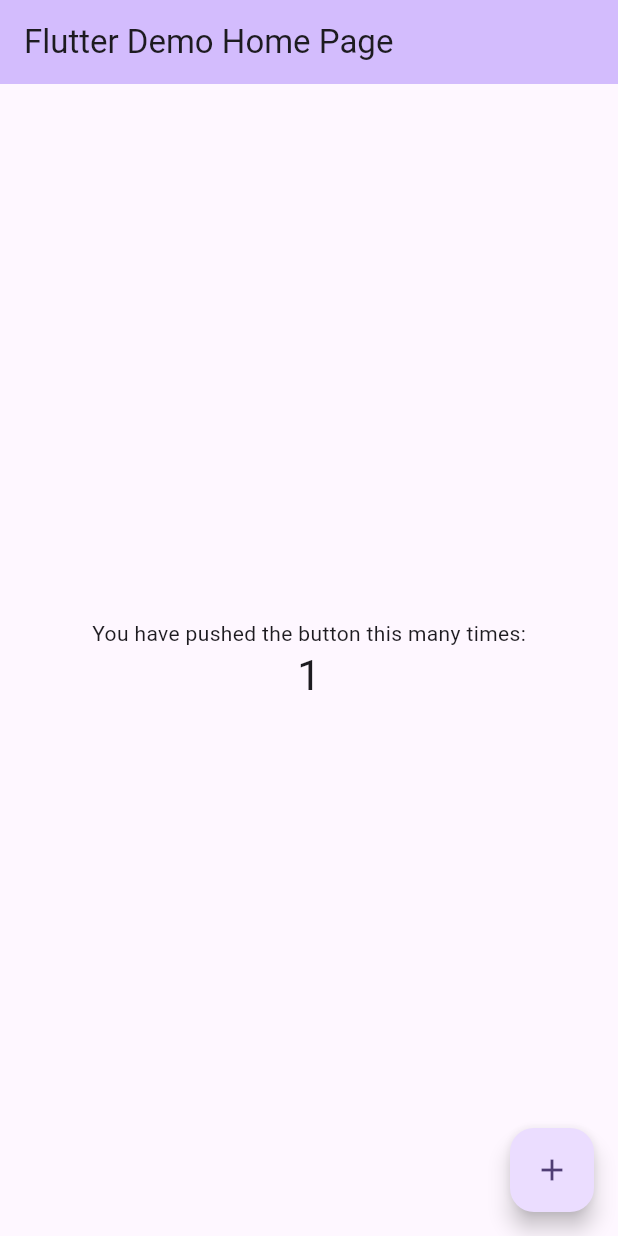
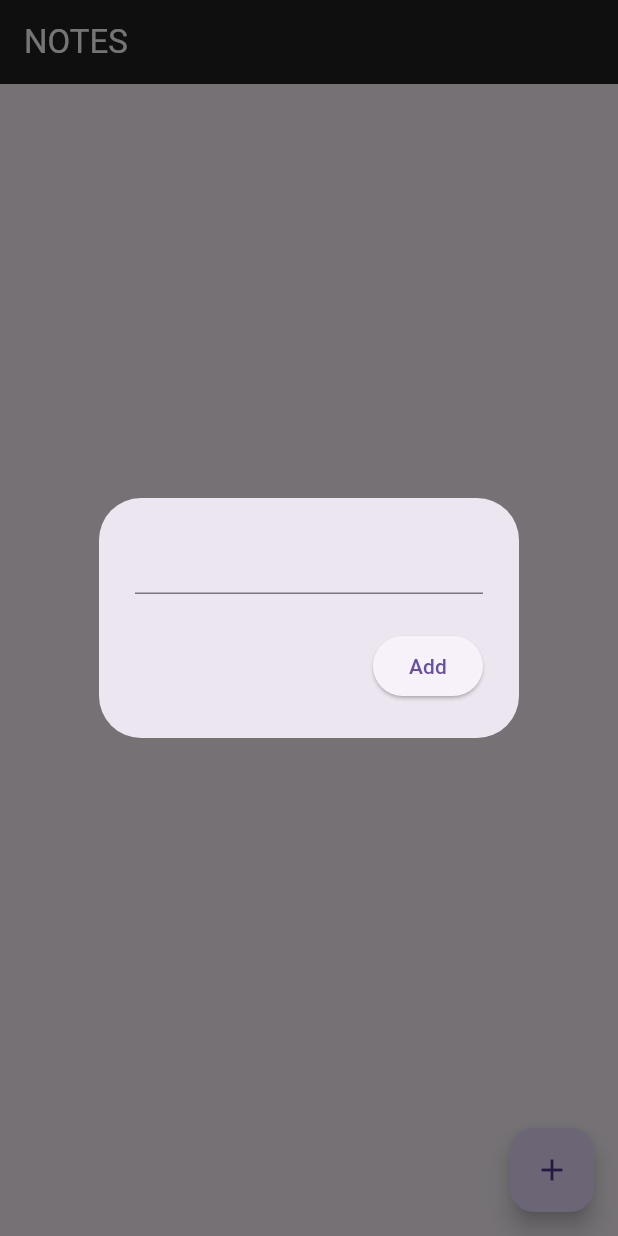
Before and after one commit to nuel232/Firebase-CRUD-App, a Flutter app: the screen it shows after launch, after a tap on the "add" icon, on a phone screen of 412 x 824 dp. Run offline on Flutter 3.47's test engine with Material 3 defaults, Android fonts, the phone set to English and light mode, and no system bars; our stand-ins replace cloud_firestore, firebase_core; accounts and stored records are empty.

Commit message:
Add Firebase integration with Firestore support and initial setup

```diff
--- a/lib/main.dart
+++ b/lib/main.dart
@@ -1,122 +1,18 @@
+import 'package:firebase_core/firebase_core.dart';
 import 'package:flutter/material.dart';
+import 'package:onlinedatabase/pages/home_page.dart';
 
-void main() {
+void main() async {
+  WidgetsFlutterBinding.ensureInitialized();
+  await Firebase.initializeApp();
   runApp(const MyApp());
 }
 
 class MyApp extends StatelessWidget {
   const MyApp({super.key});
 
-  // This widget is the root of your application.
   @override
   Widget build(BuildContext context) {
-    return MaterialApp(
-      title: 'Flutter Demo',
-      theme: ThemeData(
-        // This is the theme of your application.
-        //
-        // TRY THIS: Try running your application with "flutter run". You'll see
-        // the application has a purple toolbar. Then, without quitting the app,
-        // try changing the seedColor in the colorScheme below to Colors.green
-        // and then invoke "hot reload" (save your changes or press the "hot
-        // reload" button in a Flutter-supported IDE, or press "r" if you used
-        // the command line to start the app).
-        //
-        // Notice that the counter didn't reset back to zero; the application
-        // state is not lost during the reload. To reset the state, use hot
-        // restart instead.
-        //
-        // This works for code too, not just values: Most code changes can be
-        // tested with just a hot reload.
-        colorScheme: ColorScheme.fromSeed(seedColor: Colors.deepPurple),
-      ),
-      home: const MyHomePage(title: 'Flutter Demo Home Page'),
-    );
+    return MaterialApp(debugShowCheckedModeBanner: false, home: HomePage());
   }
 }
-
-class MyHomePage extends StatefulWidget {
-  const MyHomePage({super.key, required this.title});
-
-  // This widget is the home page of your application. It is stateful, meaning
-  // that it has a State object (defined below) that contains fields that affect
-  // how it looks.
-
-  // This class is the configuration for the state. It holds the values (in this
-  // case the title) provided by the parent (in this case the App widget) and
-  // used by the build method of the State. Fields in a Widget subclass are
-  // always marked "final".
-
-  final String title;
-
-  @override
-  State<MyHomePage> createState() => _MyHomePageState();
-}
-
-class _MyHomePageState extends State<MyHomePage> {
-  int _counter = 0;
-
-  void _incrementCounter() {
-    setState(() {
-      // This call to setState tells the Flutter framework that something has
-      // changed in this State, which causes it to rerun the build method below
-      // so that the display can reflect the updated values. If we changed
-      // _counter without calling setState(), then the build method would not be
-      // called again, and so nothing would appear to happen.
-      _counter++;
-    });
-  }
-
-  @override
-  Widget build(BuildContext context) {
-    // This method is rerun every time setState is called, for instance as done
-    // by the _incrementCounter method above.
-    //
-    // The Flutter framework has been optimized to make rerunning build methods
-    // fast, so that you can just rebuild anything that needs updating rather
-    // than having to individually change instances of widgets.
-    return Scaffold(
-      appBar: AppBar(
-        // TRY THIS: Try changing the color here to a specific color (to
-        // Colors.amber, perhaps?) and trigger a hot reload to see the AppBar
-        // change color while the other colors stay the same.
-        backgroundColor: Theme.of(context).colorScheme.inversePrimary,
-        // Here we take the value from the MyHomePage object that was created by
-        // the App.build method, and use it to set our appbar title.
-        title: Text(widget.title),
-      ),
-      body: Center(
-        // Center is a layout widget. It takes a single child and positions it
-        // in the middle of the parent.
-        child: Column(
-          // Column is also a layout widget. It takes a list of children and
-          // arranges them vertically. By default, it sizes itself to fit its
-          // children horizontally, and tries to be as tall as its parent.
-          //
-          // Column has various properties to control how it sizes itself and
-          // how it positions its children. Here we use mainAxisAlignment to
-          // center the children vertically; the main axis here is the vertical
-          // axis because Columns are vertical (the cross axis would be
-          // horizontal).
-          //
-          // TRY THIS: Invoke "debug painting" (choose the "Toggle Debug Paint"
-          // action in the IDE, or press "p" in the console), to see the
-          // wireframe for each widget.
-          mainAxisAlignment: MainAxisAlignment.center,
-          children: <Widget>[
-            const Text('You have pushed the button this many times:'),
-            Text(
-              '$_counter',
-              style: Theme.of(context).textTheme.headlineMedium,
-            ),
-          ],
-        ),
-      ),
-      floatingActionButton: FloatingActionButton(
-        onPressed: _incrementCounter,
-        tooltip: 'Increment',
-        child: const Icon(Icons.add),
-      ), // This trailing comma makes auto-formatting nicer for build methods.
-    );
-  }
-}
--- /dev/null
+++ b/lib/pages/home_page.dart
@@ -0,0 +1,57 @@
+import 'package:flutter/material.dart';
+import 'package:onlinedatabase/services/firestore.dart';
+
+class HomePage extends StatefulWidget {
+  const HomePage({super.key});
+
+  @override
+  State<HomePage> createState() => _HomePageState();
+}
+
+class _HomePageState extends State<HomePage> {
+  //get firestore service
+  final FirestoreService firestoreService = FirestoreService();
+  //text controller
+  final TextEditingController textController = TextEditingController();
+  //open a dialog box to add an note
+  void openNoteBox() {
+    showDialog(
+      context: context,
+      builder: (context) => AlertDialog(
+        //text user input
+        content: TextField(controller: textController),
+        actions: [
+          //button to save
+          ElevatedButton(
+            onPressed: () {
+              //add a new note
+              firestoreService.addNote(textController.text);
+
+              //clear the box
+              textController.clear();
+
+              //close the box
+              Navigator.pop(context);
+            },
+            child: Text('Add'),
+          ),
+        ],
+      ),
+    );
+  }
+
+  @override
+  Widget build(BuildContext context) {
+    return Scaffold(
+      appBar: AppBar(
+        backgroundColor: Colors.grey.shade900,
+        title: Text('NOTES', style: TextStyle(color: Colors.white)),
+      ),
+      floatingActionButton: FloatingActionButton(
+        onPressed: openNoteBox,
+        child: Icon(Icons.add),
+      ),
+      body: Column(children: []),
+    );
+  }
+}
--- /dev/null
+++ b/lib/services/firestore.dart
@@ -0,0 +1,20 @@
+import 'package:cloud_firestore/cloud_firestore.dart';
+
+class FirestoreService {
+  //get collaection of notes
+  final CollectionReference notes = FirebaseFirestore.instance.collection(
+    'notes',
+  );
+
+  //CREATE: add a new note
+  Future<void> addNote(String note) {
+    print("Saving note: $note");
+    return notes.add({'note': note, 'timestamp': Timestamp.now()});
+  }
+
+  //READ: get notes from database
+
+  //UPDATE: update notes given a doc id
+
+  //DELETE: delete notes given a doc id
+}
--- a/pubspec.yaml
+++ b/pubspec.yaml
@@ -34,6 +34,8 @@ dependencies:
   # The following adds the Cupertino Icons font to your application.
   # Use with the CupertinoIcons class for iOS style icons.
   cupertino_icons: ^1.0.8
+  firebase_core: ^4.0.0
+  cloud_firestore: ^6.0.0
 
 dev_dependencies:
   flutter_test:
```
Also changed, not shown: firebase.json (added), lib/firebase_options.dart (added), pubspec.lock, 6 other files.
